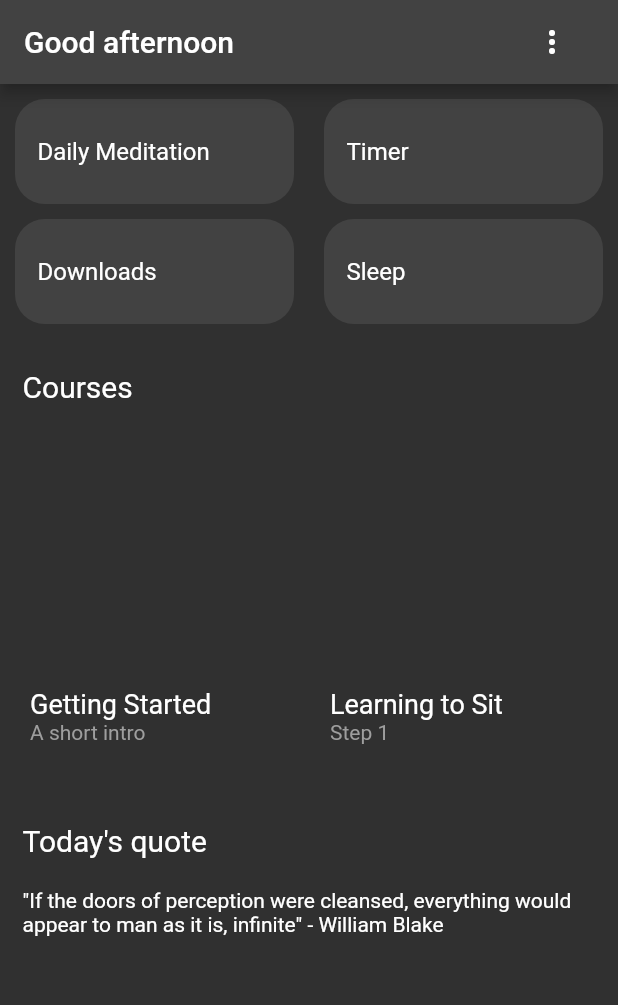
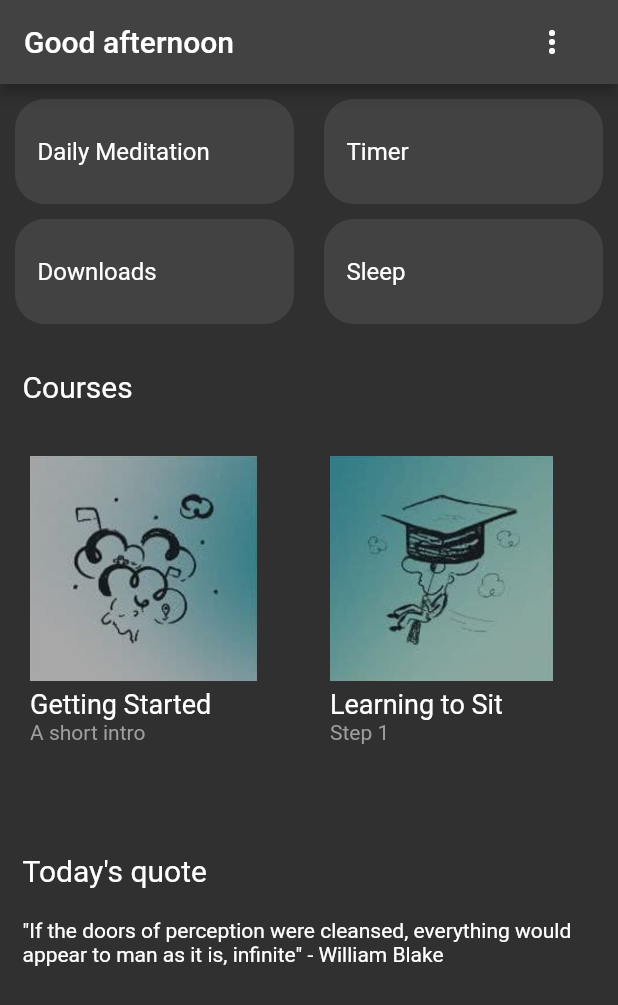
Before and after one commit to maximlev0-9/mobile_lab_2, a Flutter app: the screen it shows after launch, on a phone screen of 412 x 824 dp. Shown: the top 1005 px of the screen. Run offline on Flutter 3.47's test engine with Material 2 defaults, Android fonts, the light colour scheme and no system bars.

Commit message:
added images and some minor updates

```diff
--- a/lib/main.dart
+++ b/lib/main.dart
@@ -32,23 +32,25 @@ class MyHomePage extends StatefulWidget {
 
 class _MyHomePageState extends State<MyHomePage> {
   final _topOptions = [
-    TopOption(name: "Daily Meditation", imageSrc: "img1"),
-    TopOption(name: "Timer", imageSrc: "img2"),
-    TopOption(name: "Downloads", imageSrc: "img3"),
-    TopOption(name: "Sleep", imageSrc: "img4"),
+    TopOption(name: "Daily Meditation"),
+    TopOption(name: "Timer"),
+    TopOption(name: "Downloads"),
+    TopOption(name: "Sleep"),
   ];
 
   final _middleOptions = [
     MiddleOption(
         name: "Getting Started",
         description: "A short intro",
-        imageSrc: "img2_1"),
+        imageSrc: "img1.jpg"),
     MiddleOption(
-        name: "Learning to Sit", description: "Step 1", imageSrc: "img2_2"),
+        name: "Learning to Sit", description: "Step 1", imageSrc: "img2.jpg"),
     MiddleOption(
-        name: "Mindfulness", description: "Step 2", imageSrc: "img2_3"),
+        name: "Mindfulness", description: "Step 2", imageSrc: "img3.jpg"),
     MiddleOption(
-        name: "Deepen Your Practice", description: "Step 3", imageSrc: "img2_4"),
+        name: "Deepen Your Practice",
+        description: "Step 3",
+        imageSrc: "img4.jpg"),
   ];
 
   @override
@@ -102,21 +104,27 @@ class _MyHomePageState extends State<MyHomePage> {
                     textAlign: TextAlign.start,
                   )),
               Container(
-                  height: elementHeight + 80,
+                  height: elementHeight + 100,
                   child: ListView(
                       scrollDirection: Axis.horizontal,
                       shrinkWrap: true,
                       children: _middleOptions
                           .map((option) => Padding(
-                                padding: EdgeInsets.all(20),
-                                child: Container(
+                                padding: const EdgeInsets.all(20),
+                                child: SizedBox(
                                   width: elementHeight + 0,
                                   child: Column(
                                       crossAxisAlignment:
                                           CrossAxisAlignment.start,
                                       children: [
                                         Container(
-                                            child: Text(''),
+                                            padding: const EdgeInsets.symmetric(vertical: 5),
+                                            child: Image(
+                                              image: AssetImage(
+                                                'assets/' + option.imageSrc,
+                                              ),
+                                              fit: BoxFit.cover,
+                                            ),
                                             // Image,
                                             height: elementHeight.toDouble()),
                                         Text(
@@ -142,7 +150,7 @@ class _MyHomePageState extends State<MyHomePage> {
                         fontSize: 20,
                       ))),
               Padding(
-                padding: EdgeInsets.fromLTRB(15,10,15,50),
+                padding: EdgeInsets.fromLTRB(15, 10, 15, 50),
                 child: Text(
                     '"If the doors of perception were cleansed, everything would appear to man as it is, infinite" - William Blake'),
               )
@@ -154,9 +162,8 @@ class _MyHomePageState extends State<MyHomePage> {
 
 class TopOption {
   String name;
-  String imageSrc;
 
-  TopOption({required this.name, required this.imageSrc});
+  TopOption({required this.name});
 }
 
 class MiddleOption {
--- a/pubspec.yaml
+++ b/pubspec.yaml
@@ -58,7 +58,8 @@ flutter:
   uses-material-design: true
 
   # To add assets to your application, add an assets section, like this:
-  # assets:
+  assets:
+    - assets/
   #   - images/a_dot_burr.jpeg
   #   - images/a_dot_ham.jpeg
 
```
Also changed, not shown: assets/img1.jpg (added), assets/img2.jpg (added), assets/img3.jpg (added), assets/img4.jpg (added), 1 other file.
